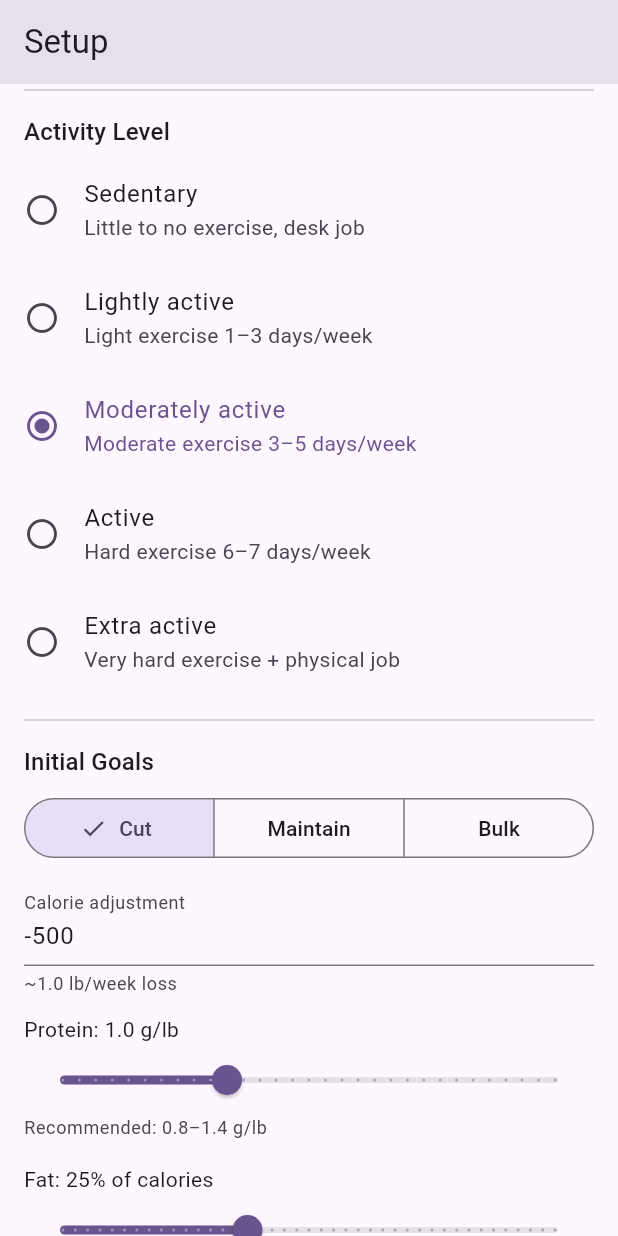
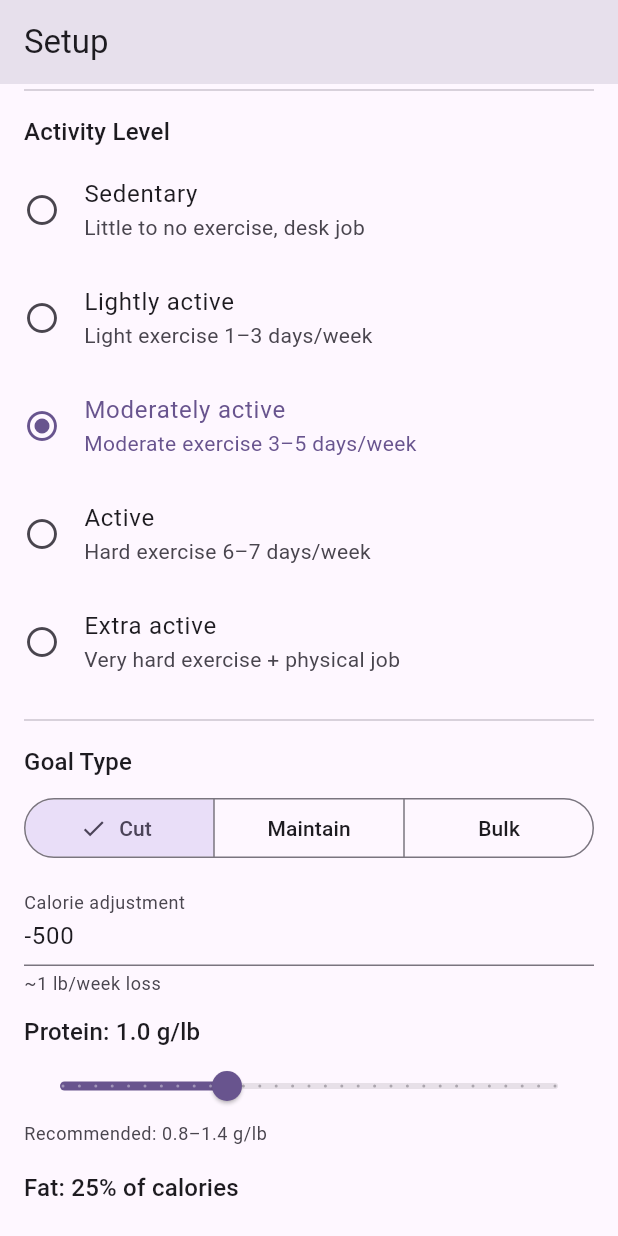
Before and after one commit to ChristianWSmith/bioloop, a Flutter app: the screen it shows after launch, scrolled down 576 dp, on a phone screen of 412 x 824 dp. Run offline on Flutter 3.47's test engine with Material 3 defaults, Android fonts, the phone set to English and light mode, and no system bars; our stand-ins replace drift, fl_chart, flutter_riverpod, share_plus; missing offline and left inert: mobile_scanner; accounts and stored records are empty; generated files the repository leaves out were written again.

Commit message:
onboarding vs goals parity audit

```diff
--- a/lib/features/goals/goals_screen.dart
+++ b/lib/features/goals/goals_screen.dart
@@ -226,7 +226,7 @@ class _GoalsScreenState extends ConsumerState<GoalsScreen> {
 
     final heightCm = _useImperial
         ? double.parse(_heightFeetController.text) * 30.48 +
-            double.parse(_heightInchesController.text) * 2.54
+            (double.tryParse(_heightInchesController.text) ?? 0) * 2.54
         : double.parse(_heightController.text);
 
     final goalWeightKg = _goalWeightController.text.isNotEmpty
@@ -393,6 +393,23 @@ class _GoalsScreenState extends ConsumerState<GoalsScreen> {
               ),
             ),
             const SizedBox(height: 12),
+            SegmentedButton<bool>(
+              segments: const [
+                ButtonSegment(
+                  value: false,
+                  label: Text('Metric'),
+                  tooltip: 'kg, cm',
+                ),
+                ButtonSegment(
+                  value: true,
+                  label: Text('Imperial'),
+                  tooltip: 'lb, ft/in',
+                ),
+              ],
+              selected: {_useImperial},
+              onSelectionChanged: (v) => _onUnitsChanged(v.first),
+            ),
+            const SizedBox(height: 12),
             _buildHeightField(),
             const SizedBox(height: 12),
             TextFormField(
@@ -410,23 +427,6 @@ class _GoalsScreenState extends ConsumerState<GoalsScreen> {
                 if (n == null || n <= 0) return 'Enter a valid weight';
                 return null;
               },
-            ),
-            const SizedBox(height: 12),
-            SegmentedButton<bool>(
-              segments: const [
-                ButtonSegment(
-                  value: false,
-                  label: Text('Metric'),
-                  tooltip: 'kg, cm',
-                ),
-                ButtonSegment(
-                  value: true,
-                  label: Text('Imperial'),
-                  tooltip: 'lb, ft/in',
-                ),
-              ],
-              selected: {_useImperial},
-              onSelectionChanged: (v) => _onUnitsChanged(v.first),
             ),
             const Divider(height: 32),
             _sectionTitle(context, 'Activity Level'),
--- a/lib/features/onboarding/onboarding_screen.dart
+++ b/lib/features/onboarding/onboarding_screen.dart
@@ -1,6 +1,7 @@
 import 'package:drift/drift.dart';
 import 'package:flutter/material.dart';
 import 'package:flutter_riverpod/flutter_riverpod.dart';
+import '../../core/algorithms/mifflin_st_jeor.dart';
 import '../../core/database/database.dart';
 import '../../providers/database_provider.dart';
 
@@ -51,11 +52,17 @@ class _OnboardingScreenState extends ConsumerState<OnboardingScreen> {
     super.dispose();
   }
 
+  String _formatRate(double value) {
+    final s = value.toStringAsFixed(1);
+    if (s.endsWith('.0')) return s.substring(0, s.length - 2);
+    return s;
+  }
+
   String _ratePreview(String adjustmentText) {
     final adjustment = double.tryParse(adjustmentText);
     if (adjustment == null) return '';
     final rate = adjustment * 7 / 3500;
-    final absRate = rate.abs().toStringAsFixed(1);
+    final absRate = _formatRate(rate.abs());
     if (rate < 0) return '~$absRate lb/week loss';
     if (rate > 0) return '~$absRate lb/week gain';
     return 'Maintenance';
@@ -89,6 +96,19 @@ class _OnboardingScreenState extends ConsumerState<OnboardingScreen> {
       );
     }
     return const SizedBox.shrink();
+  }
+
+  void _onGoalTypeChanged(String type) {
+    setState(() {
+      _goalType = type;
+      if (type == 'cut') {
+        _calorieAdjustmentController.text = '-500';
+      } else if (type == 'maintain') {
+        _calorieAdjustmentController.text = '0';
+      } else {
+        _calorieAdjustmentController.text = '300';
+      }
+    });
   }
 
   void _onUnitsChanged(bool imperial) {
@@ -141,8 +161,7 @@ class _OnboardingScreenState extends ConsumerState<OnboardingScreen> {
       _sex != null &&
       _birthdate != null &&
       (_useImperial
-          ? _heightFeetController.text.isNotEmpty &&
-              _heightInchesController.text.isNotEmpty
+          ? _heightFeetController.text.isNotEmpty
           : _heightController.text.isNotEmpty) &&
       _weightController.text.isNotEmpty;
 
@@ -156,7 +175,7 @@ class _OnboardingScreenState extends ConsumerState<OnboardingScreen> {
 
     final heightCm = _useImperial
         ? double.parse(_heightFeetController.text) * 30.48 +
-            double.parse(_heightInchesController.text) * 2.54
+            (double.tryParse(_heightInchesController.text) ?? 0) * 2.54
         : double.parse(_heightController.text);
 
     final weightKg = _useImperial
@@ -215,6 +234,37 @@ class _OnboardingScreenState extends ConsumerState<OnboardingScreen> {
         );
       }
     }
+  }
+
+  String _onboardingFatGramPreview() {
+    final weightText = _weightController.text;
+    final rawWeight = double.tryParse(weightText);
+    if (rawWeight == null || rawWeight <= 0) return '';
+    if (_sex == null) return '';
+    if (_birthdate == null) return '';
+    final heightCm = _useImperial
+        ? (double.tryParse(_heightFeetController.text) ?? 0) * 30.48 +
+            (double.tryParse(_heightInchesController.text) ?? 0) * 2.54
+        : double.tryParse(_heightController.text);
+    if (heightCm == null || heightCm <= 0) return '';
+
+    final weightKg = _useImperial ? rawWeight / 2.20462 : rawWeight;
+    final maintenance = estimateMaintenance(
+      sex: _sex!,
+      weightKg: weightKg,
+      heightCm: heightCm,
+      birthdate: _birthdate,
+      activityLevel: _activityLevel,
+    );
+    final adjustment = double.tryParse(_calorieAdjustmentController.text) ?? 0;
+    final targetCals = maintenance + adjustment;
+    final fatCals = targetCals * (_fatCaloriePct / 100);
+    final fatGrams = fatCals / 9;
+    return '${_fatCaloriePct.toStringAsFixed(0)}% = ${fatGrams.toStringAsFixed(0)}g';
+  }
+
+  Widget _sectionTitle(BuildContext context, String title) {
+    return Text(title, style: Theme.of(context).textTheme.titleMedium);
   }
 
   Future<void> _showDiscardDialog() async {
@@ -311,8 +361,7 @@ class _OnboardingScreenState extends ConsumerState<OnboardingScreen> {
           child: ListView(
             padding: const EdgeInsets.all(16),
             children: [
-              Text('Personal Info',
-                  style: Theme.of(context).textTheme.titleMedium),
+              _sectionTitle(context, 'Profile'),
               const SizedBox(height: 8),
               SegmentedButton<String>(
                 segments: const [
@@ -374,8 +423,7 @@ class _OnboardingScreenState extends ConsumerState<OnboardingScreen> {
               const SizedBox(height: 12),
               _buildHeightField(),
               const Divider(height: 32),
-              Text('Starting Weight',
-                  style: Theme.of(context).textTheme.titleMedium),
+              _sectionTitle(context, 'Starting Weight'),
               const SizedBox(height: 8),
               TextFormField(
                 controller: _weightController,
@@ -395,8 +443,7 @@ class _OnboardingScreenState extends ConsumerState<OnboardingScreen> {
                 onChanged: (_) => setState(() {}),
               ),
               const Divider(height: 32),
-              Text('Preferences',
-                  style: Theme.of(context).textTheme.titleMedium),
+              _sectionTitle(context, 'Goal Weight'),
               const SizedBox(height: 8),
               TextFormField(
                 controller: _goalWeightController,
@@ -415,8 +462,7 @@ class _OnboardingScreenState extends ConsumerState<OnboardingScreen> {
                 },
               ),
               const Divider(height: 32),
-              Text('Activity Level',
-                  style: Theme.of(context).textTheme.titleMedium),
+              _sectionTitle(context, 'Activity Level'),
               const SizedBox(height: 4),
               ..._activityLevels.map(
                 (level) => ListTile(
@@ -434,8 +480,7 @@ class _OnboardingScreenState extends ConsumerState<OnboardingScreen> {
                 ),
               ),
               const Divider(height: 32),
-              Text('Initial Goals',
-                  style: Theme.of(context).textTheme.titleMedium),
+              _sectionTitle(context, 'Goal Type'),
               const SizedBox(height: 8),
               SegmentedButton<String>(
                 segments: const [
@@ -456,18 +501,7 @@ class _OnboardingScreenState extends ConsumerState<OnboardingScreen> {
                   ),
                 ],
                 selected: {_goalType},
-                onSelectionChanged: (v) {
-                  setState(() {
-                    _goalType = v.first;
-                    if (_goalType == 'cut') {
-                      _calorieAdjustmentController.text = '-500';
-                    } else if (_goalType == 'maintain') {
-                      _calorieAdjustmentController.text = '0';
-                    } else {
-                      _calorieAdjustmentController.text = '300';
-                    }
-                  });
-                },
+                onSelectionChanged: (v) => _onGoalTypeChanged(v.first),
               ),
               const SizedBox(height: 12),
               TextFormField(
@@ -486,6 +520,7 @@ class _OnboardingScreenState extends ConsumerState<OnboardingScreen> {
               const SizedBox(height: 12),
               Text(
                 'Protein: ${_proteinGPerLb.toStringAsFixed(1)} g/lb',
+                style: Theme.of(context).textTheme.titleMedium,
               ),
               Slider(
                 value: _proteinGPerLb,
@@ -504,6 +539,14 @@ class _OnboardingScreenState extends ConsumerState<OnboardingScreen> {
               const SizedBox(height: 16),
               Text(
                 'Fat: ${_fatCaloriePct.toStringAsFixed(0)}% of calories',
+                style: Theme.of(context).textTheme.titleMedium,
+              ),
+              const SizedBox(height: 4),
+              Text(
+                _onboardingFatGramPreview(),
+                style: Theme.of(context).textTheme.bodyMedium?.copyWith(
+                  color: Theme.of(context).colorScheme.onSurfaceVariant,
+                ),
               ),
               Slider(
                 value: _fatCaloriePct,
@@ -516,6 +559,15 @@ class _OnboardingScreenState extends ConsumerState<OnboardingScreen> {
               Text(
                 'Recommended: 20\u201335% of calories',
                 style: Theme.of(context).textTheme.bodySmall?.copyWith(
+                  color: Theme.of(context).colorScheme.onSurfaceVariant,
+                ),
+              ),
+              const SizedBox(height: 16),
+              _sectionTitle(context, 'Carbs'),
+              const SizedBox(height: 4),
+              Text(
+                'Fills remaining calories',
+                style: Theme.of(context).textTheme.bodyMedium?.copyWith(
                   color: Theme.of(context).colorScheme.onSurfaceVariant,
                 ),
               ),
```
Also changed, not shown: 1 other file.
